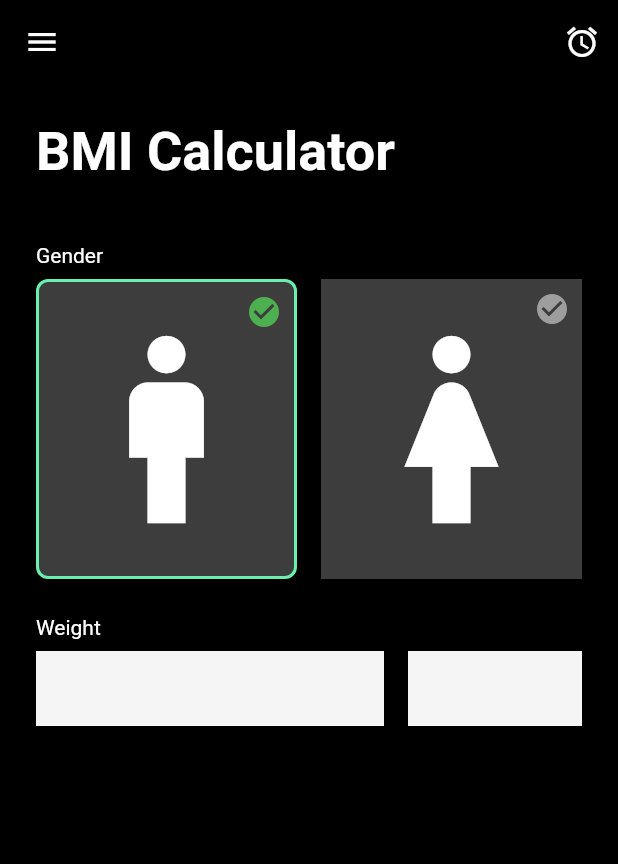
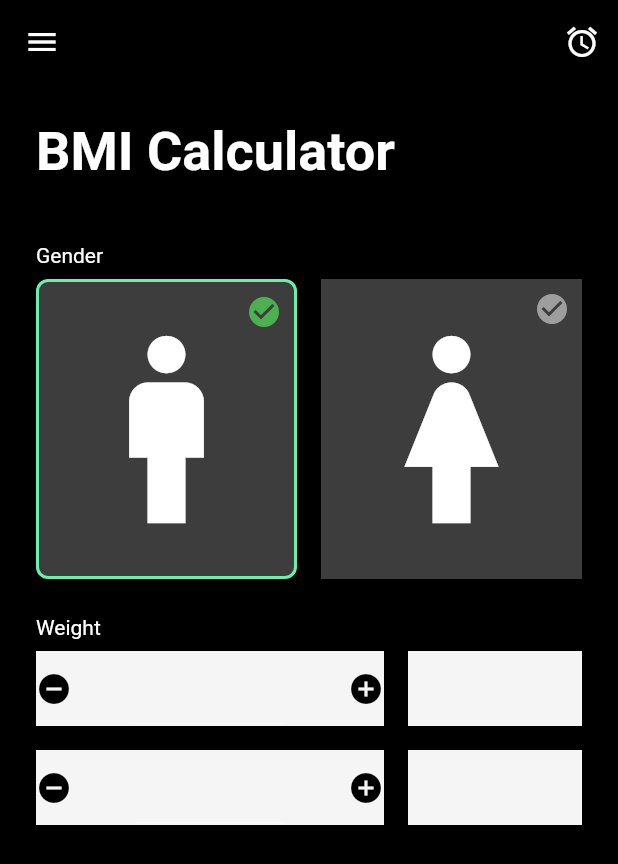
Before and after one commit to rafaldziuryk/training_bmi_1, a Flutter app: the screen it shows after launch, on a phone screen of 412 x 824 dp. Shown: the top 864 px of the screen. Run offline on Flutter 3.47's test engine with Material 2 defaults, Android fonts, the phone set to English and light mode, and no system bars.

Commit message:
add textfield

```diff
--- a/lib/main.dart
+++ b/lib/main.dart
@@ -58,6 +58,7 @@ class _MyHomePageState extends State<MyHomePage> {
       body: Padding(
         padding: const EdgeInsets.all(24.0),
         child: Column(
+          mainAxisSize: MainAxisSize.min,
           crossAxisAlignment: CrossAxisAlignment.stretch,
           children: <Widget>[
             Text(
@@ -146,6 +147,54 @@ class _MyHomePageState extends State<MyHomePage> {
                   child: Container(
                     height: 50,
                     color: Colors.grey.shade100,
+                    child: Row(
+                      mainAxisAlignment: MainAxisAlignment.spaceBetween,
+                      children: [
+                        Icon(Icons.remove_circle, color: Colors.black),
+                        SizedBox(
+                            width: 100,
+                            child: TextField(
+                              style: TextStyle(color: Colors.black),
+                            )),
+                        Icon(Icons.add_circle, color: Colors.black),
+                      ],
+                    ),
+                  ),
+                ),
+                SizedBox(
+                  width: 16,
+                ),
+                Flexible(
+                  flex: 1,
+                  child: Container(
+                    height: 50,
+                    color: Colors.grey.shade100,
+                  ),
+                ),
+              ],
+            ),
+            SizedBox(
+              height: 16,
+            ),
+            Row(
+              children: <Widget>[
+                Flexible(
+                  flex: 2,
+                  child: Container(
+                    height: 50,
+                    color: Colors.grey.shade100,
+                    child: Row(
+                      mainAxisAlignment: MainAxisAlignment.spaceBetween,
+                      children: [
+                        Icon(Icons.remove_circle, color: Colors.black),
+                        SizedBox(
+                            width: 100,
+                            child: TextField(
+                              style: TextStyle(color: Colors.black),
+                            )),
+                        Icon(Icons.add_circle, color: Colors.black),
+                      ],
+                    ),
                   ),
                 ),
                 SizedBox(
```
